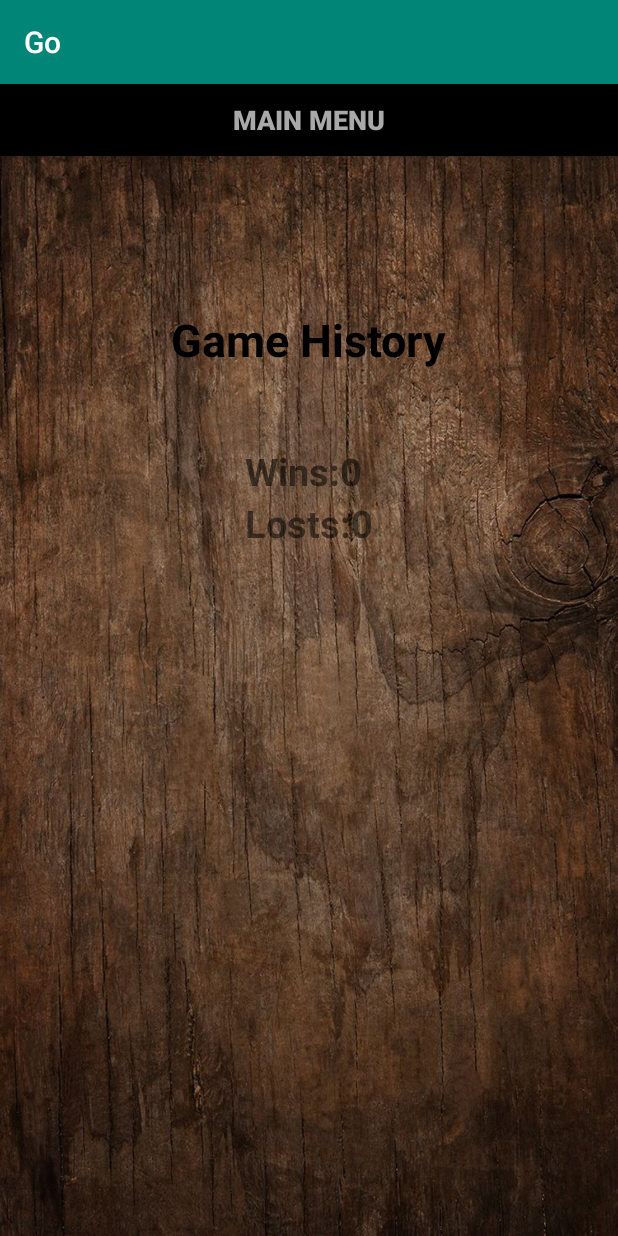
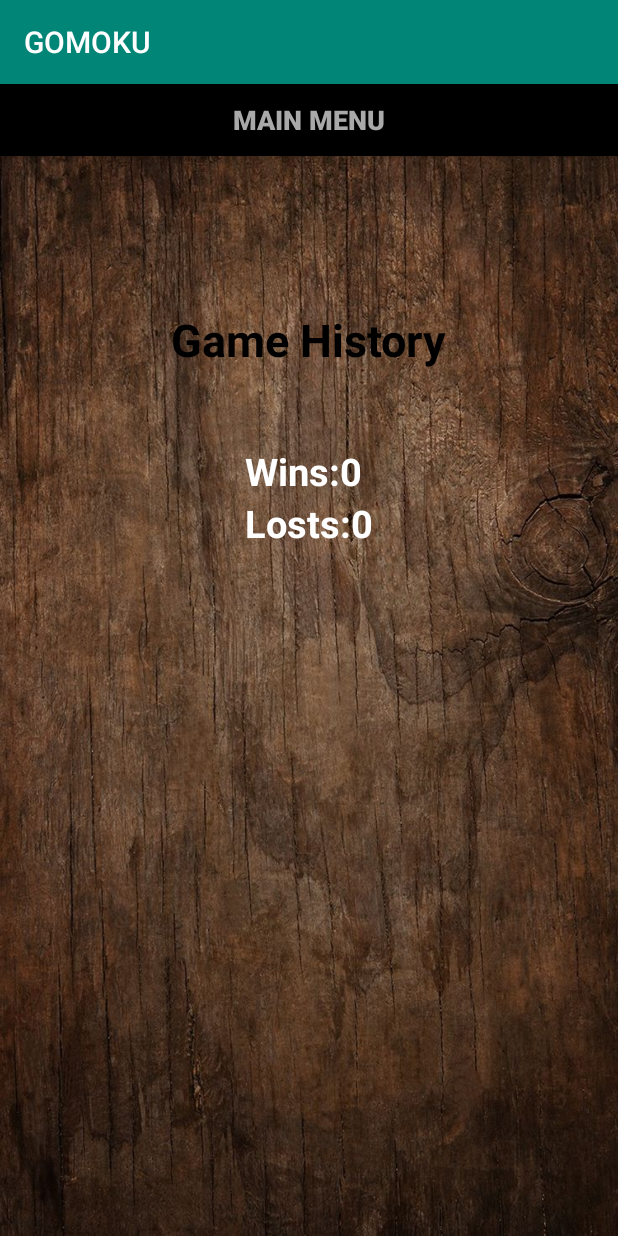
Before and after one commit to Hala-Alsouly/assignapp2019s1, an Android app: the GameRecord screen opened directly, with no data from a screen before it, on a phone screen of 412 x 824 dp. Run offline under Robolectric (Android 15) with nearby library versions, the phone set to English and light mode, and no system bars.

Commit message:
Add Documents and minor fixed on title and coloring

```diff
--- a/app/src/main/res/layout/game_record.xml
+++ b/app/src/main/res/layout/game_record.xml
@@ -53,6 +53,7 @@
                 android:textAllCaps="false"
                 android:textStyle="bold"
                 android:layout_centerHorizontal="true"
+                android:textColor="@color/White"
                 />
             <TextView
                 android:id="@+id/text_winsRecodr"
@@ -63,6 +64,7 @@
                 android:textAllCaps="false"
                 android:textStyle="bold"
                 android:layout_centerHorizontal="true"
+                android:textColor="@color/White"
                 />
         </LinearLayout>
         <LinearLayout
@@ -78,6 +80,7 @@
                 android:textAllCaps="false"
                 android:textStyle="bold"
                 android:layout_centerHorizontal="true"
+                android:textColor="@color/White"
                 />
             <TextView
                 android:id="@+id/text_lostRecord"
@@ -88,6 +91,7 @@
                 android:textAllCaps="false"
                 android:textStyle="bold"
                 android:layout_centerHorizontal="true"
+                android:textColor="@color/White"
                 />
         </LinearLayout>
 
--- a/app/src/main/res/values/strings.xml
+++ b/app/src/main/res/values/strings.xml
@@ -1,5 +1,5 @@
 <resources>
-    <string name="app_name">Go</string>
+    <string name="app_name">GOMOKU</string>
     <string name="instruction">Players taking turn to place black and white stones on the board, and
         whoever has 5 stones in a row first (horizontally, vertically, or diagonally) wins the game.
         If the bomb stone is placed on the board, the surrounding placed stones will blow up (vanish).
```
Also changed, not shown: 8 other files.
